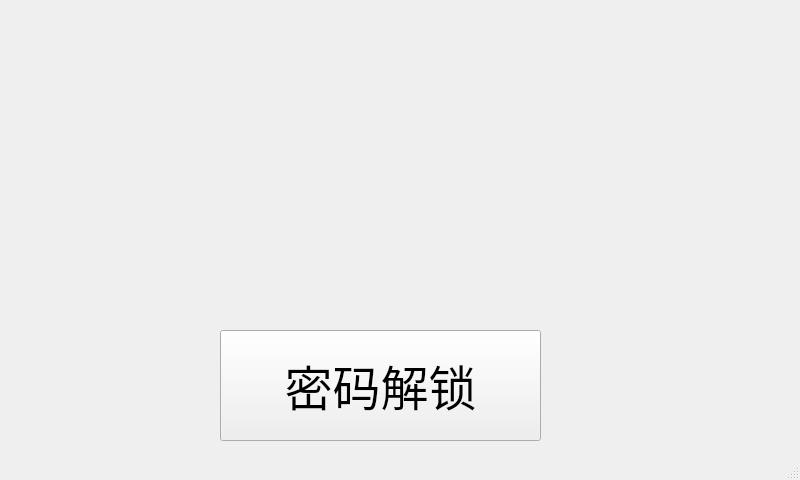
First picture: the form in index.ui, repository Cloudiful/face-the-door, before the edit.
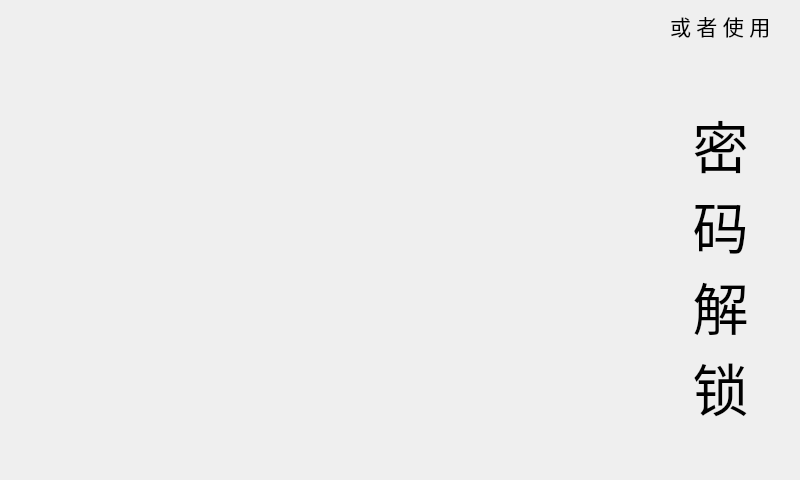
Second picture: the form after the edit.

```diff
--- a/index.ui
+++ b/index.ui
@@ -10,31 +10,111 @@
     <height>480</height>
    </rect>
   </property>
+  <property name="font">
+   <font>
+    <underline>false</underline>
+    <strikeout>false</strikeout>
+   </font>
+  </property>
   <property name="windowTitle">
    <string>MainWindow</string>
   </property>
+  <property name="autoFillBackground">
+   <bool>true</bool>
+  </property>
   <widget class="QWidget" name="centralwidget">
    <widget class="QPushButton" name="pwdButton">
     <property name="geometry">
      <rect>
-      <x>220</x>
-      <y>330</y>
-      <width>321</width>
-      <height>111</height>
+      <x>640</x>
+      <y>50</y>
+      <width>161</width>
+      <height>431</height>
      </rect>
     </property>
+    <property name="sizePolicy">
+     <sizepolicy hsizetype="Maximum" vsizetype="Maximum">
+      <horstretch>0</horstretch>
+      <verstretch>0</verstretch>
+     </sizepolicy>
+    </property>
     <property name="font">
      <font>
       <family>萝莉体</family>
-      <pointsize>36</pointsize>
+      <pointsize>42</pointsize>
+      <stylestrategy>PreferDefault</stylestrategy>
+      <kerning>true</kerning>
      </font>
     </property>
+    <property name="acceptDrops">
+     <bool>false</bool>
+    </property>
+    <property name="autoFillBackground">
+     <bool>true</bool>
+    </property>
     <property name="text">
-     <string>密码解锁</string>
+     <string>密
+码
+解
+锁</string>
     </property>
+    <property name="checkable">
+     <bool>false</bool>
+    </property>
+    <property name="autoRepeatInterval">
+     <number>0</number>
+    </property>
+    <property name="autoDefault">
+     <bool>false</bool>
+    </property>
+    <property name="default">
+     <bool>false</bool>
+    </property>
+    <property name="flat">
+     <bool>true</bool>
+    </property>
    </widget>
+   <widget class="QLabel" name="cameraFeed">
+    <property name="geometry">
+     <rect>
+      <x>0</x>
+      <y>0</y>
+      <width>640</width>
+      <height>480</height>
+     </rect>
+    </property>
+    <property name="font">
+     <font>
+      <family>Microsoft YaHei</family>
+     </font>
+    </property>
+    <property name="text">
+     <string/>
+    </property>
+   </widget>
+   <widget class="QLabel" name="label">
+    <property name="geometry">
+     <rect>
+      <x>670</x>
+      <y>10</y>
+      <width>111</width>
+      <height>31</height>
+     </rect>
+    </property>
+    <property name="font">
+     <font>
+      <family>萝莉体</family>
+      <pointsize>16</pointsize>
+     </font>
+    </property>
+    <property name="text">
+     <string>或 者 使 用</string>
+    </property>
+   </widget>
+   <zorder>cameraFeed</zorder>
+   <zorder>pwdButton</zorder>
+   <zorder>label</zorder>
   </widget>
-  <widget class="QStatusBar" name="statusbar"/>
  </widget>
  <resources/>
  <connections>
```
Left out of the diff: 4 changed lines with no effect on the pictures.
